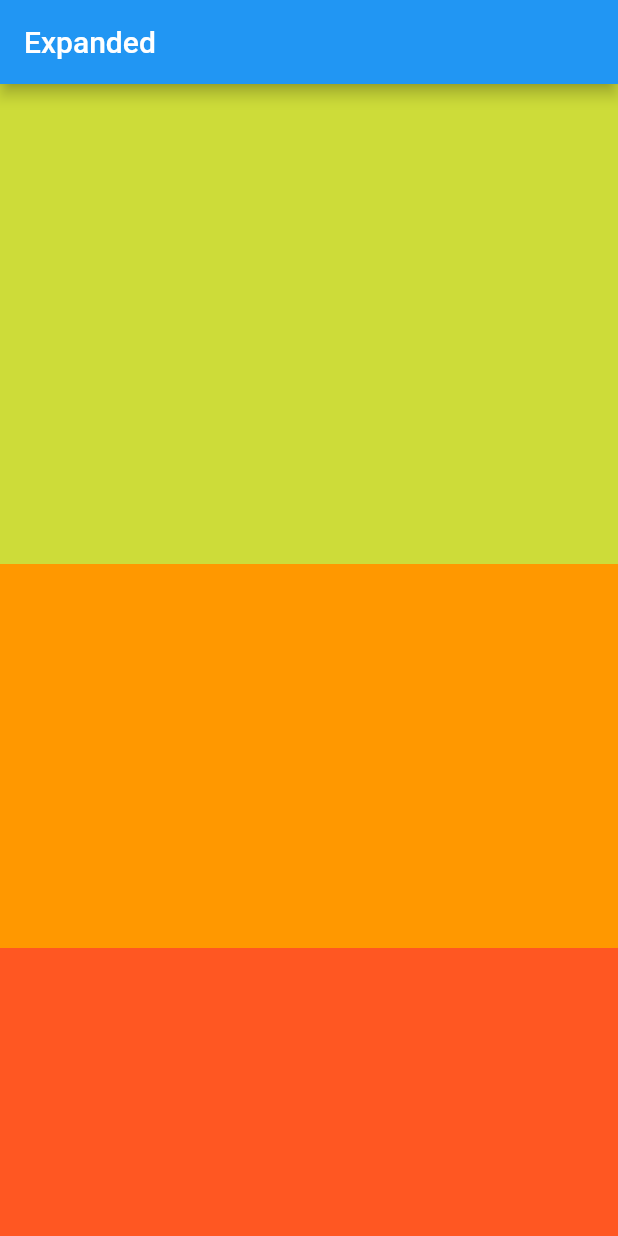
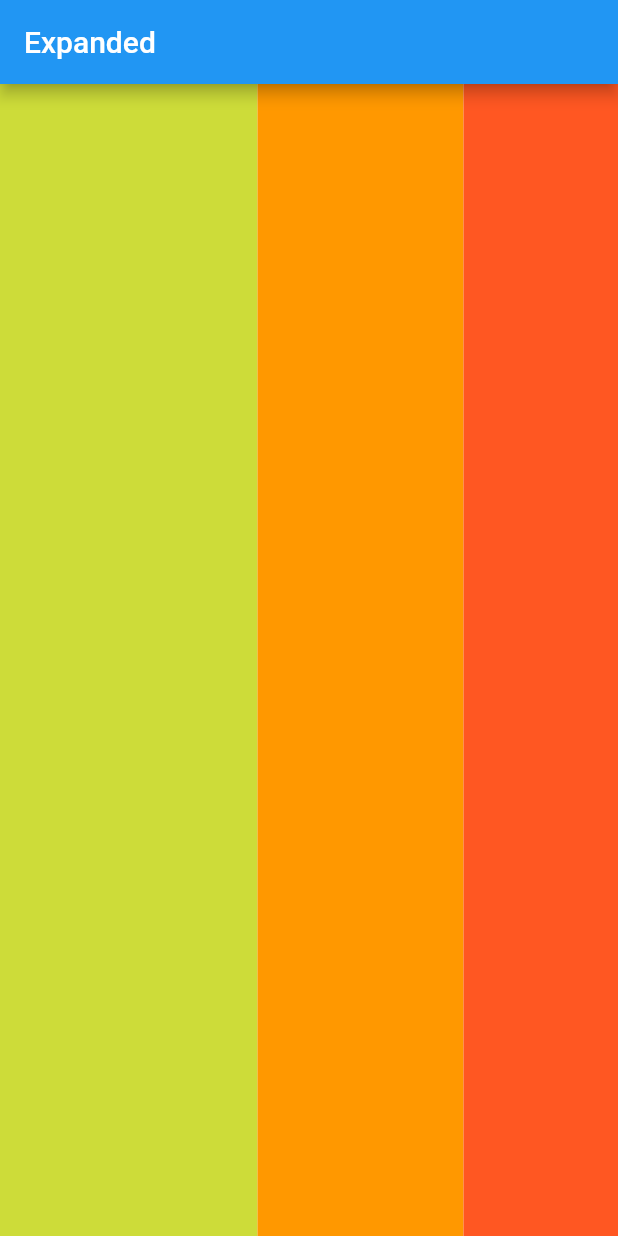
Before and after one commit to mukul71/Learning_Flutter, a Flutter app: the screen it shows after launch, on a phone screen of 412 x 824 dp. Run offline on Flutter 3.47's test engine with Material 2 defaults, Android fonts, the phone set to English and light mode, and no system bars.

Commit message:
Expanded with Row

```diff
--- a/lib/main.dart
+++ b/lib/main.dart
@@ -24,7 +24,8 @@ class HomePage extends StatelessWidget {
       appBar: AppBar(
         title: Text('Expanded'),
       ),
-      body: Column(
+      body: Row(
+        //we can use Row inplace of column
         mainAxisAlignment: MainAxisAlignment.start,
         children: [
           Expanded(
```
